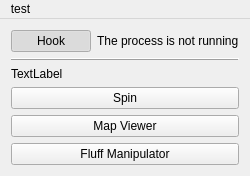
This is MainWindow.ui in Goldfire711/sms-tools as Qt 5 draws it before an edit. The edited form follows.
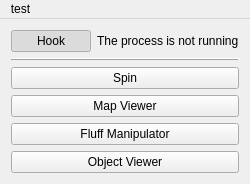
This is the edited form.

Commit message: ObjectViewer追加

```diff
--- a/MainWindow.ui
+++ b/MainWindow.ui
@@ -77,14 +77,7 @@
      </widget>
     </item>
     <item>
-     <widget class="QLabel" name="label">
-      <property name="text">
-       <string>TextLabel</string>
-      </property>
-     </widget>
-    </item>
-    <item>
-     <widget class="QPushButton" name="button_widget_spin_">
+     <widget class="QPushButton" name="button_widget_spin">
       <property name="text">
        <string>Spin</string>
       </property>
@@ -104,6 +97,13 @@
       </property>
      </widget>
     </item>
+    <item>
+     <widget class="QPushButton" name="button_widget_object_viewer">
+      <property name="text">
+       <string>Object Viewer</string>
+      </property>
+     </widget>
+    </item>
     <item>
      <spacer name="verticalSpacer">
       <property name="orientation">
```
Left out of the diff: 16 changed lines with no effect on the pictures. The commit also changes 34 other files.
